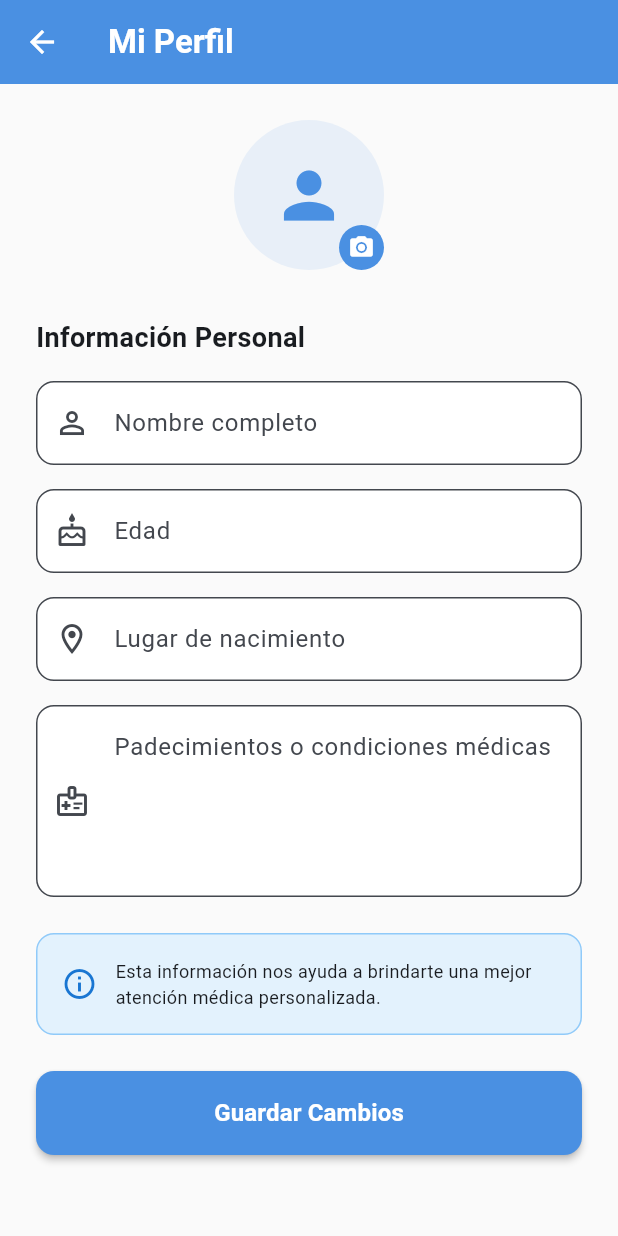
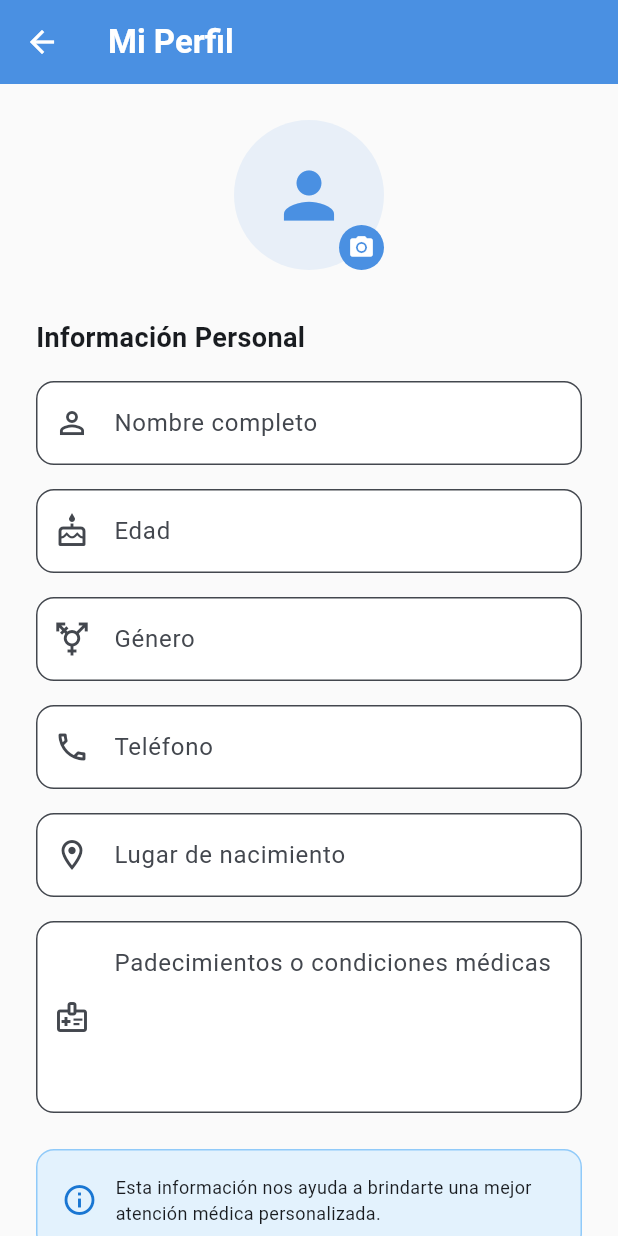
Before and after one commit to JJJEEEz/login_page, a Flutter app: the screen it shows once a user with an empty profile is signed in, item 3 of the bottom bar chosen, after a tap on "Perfil", on a phone screen of 412 x 824 dp. Run offline on Flutter 3.47's test engine with Material 3 defaults, Android fonts, the phone set to English and light mode, and no system bars; our stand-ins replace cloud_firestore, firebase_auth, firebase_core; accounts and stored records are empty.

Commit message:
feat: Enhance HomeContent and ProfileScreen with user data loading and input fields for phone and gender

```diff
--- a/lib/screens/home_screen.dart
+++ b/lib/screens/home_screen.dart
@@ -1,5 +1,6 @@
 import 'package:flutter/material.dart';
 import 'package:firebase_auth/firebase_auth.dart';
+import 'package:cloud_firestore/cloud_firestore.dart';
 import 'messages_screen.dart';
 import 'settings_screen.dart';
 
@@ -45,14 +46,58 @@ class _HomeScreenState extends State<HomeScreen> {
   }
 }
 
-class HomeContent extends StatelessWidget {
+class HomeContent extends StatefulWidget {
   const HomeContent({super.key});
 
   @override
+  State<HomeContent> createState() => _HomeContentState();
+}
+
+class _HomeContentState extends State<HomeContent> {
+  String _userName = 'Usuario';
+
+  @override
+  void initState() {
+    super.initState();
+    _loadUserName();
+  }
+
+  Future<void> _loadUserName() async {
+    final user = FirebaseAuth.instance.currentUser;
+    if (user != null) {
+      try {
+        final doc = await FirebaseFirestore.instance
+            .collection('usuarios')
+            .doc(user.uid)
+            .get(const GetOptions(source: Source.serverAndCache));
+
+        if (doc.exists && mounted) {
+          final data = doc.data();
+          if (data != null &&
+              data['nombre'] != null &&
+              data['nombre'].toString().isNotEmpty) {
+            setState(() {
+              _userName = data['nombre'];
+            });
+            return;
+          }
+        }
+      } catch (e) {
+        // Si hay error, usar fallback
+        print('Error al cargar nombre: $e');
+      }
+
+      // Fallback: usar email sin dominio
+      if (mounted) {
+        setState(() {
+          _userName = user.email?.split('@')[0] ?? 'Usuario';
+        });
+      }
+    }
+  }
+
+  @override
   Widget build(BuildContext context) {
-    final user = FirebaseAuth.instance.currentUser;
-    final userName = user?.email?.split('@')[0] ?? 'Usuario';
-
     return Scaffold(
       backgroundColor: Colors.grey[50],
       appBar: AppBar(
@@ -87,7 +132,7 @@ class HomeContent extends StatelessWidget {
                 crossAxisAlignment: CrossAxisAlignment.start,
                 children: [
                   Text(
-                    '¡Hola, $userName!',
+                    '¡Hola, $_userName!',
                     style: const TextStyle(
                       color: Colors.white,
                       fontSize: 28,
--- a/lib/screens/profile_screen.dart
+++ b/lib/screens/profile_screen.dart
@@ -14,6 +14,8 @@ class _ProfileScreenState extends State<ProfileScreen> {
   final _nameController = TextEditingController();
   final _ageController = TextEditingController();
   final _birthPlaceController = TextEditingController();
+  final _phoneController = TextEditingController();
+  final _genderController = TextEditingController();
   final _conditionsController = TextEditingController();
 
   bool _isLoading = false;
@@ -49,6 +51,8 @@ class _ProfileScreenState extends State<ProfileScreen> {
           _ageController.text = data['edad']?.toString() ?? '';
           _birthPlaceController.text = data['lugarNacimiento'] ?? '';
           _conditionsController.text = data['padecimientos'] ?? '';
+          _phoneController.text = data['telefono'] ?? '';
+          _genderController.text = data['genero'] ?? '';
 
           setState(() {
             _hasLoadError = false;
@@ -121,6 +125,8 @@ class _ProfileScreenState extends State<ProfileScreen> {
               'email': user.email,
               'nombre': _nameController.text.trim(),
               'edad': int.tryParse(_ageController.text) ?? 0,
+              'telefono': _phoneController.text.trim(),
+              'genero': _genderController.text.trim(),
               'lugarNacimiento': _birthPlaceController.text.trim(),
               'padecimientos': _conditionsController.text.trim(),
               'fechaActualizacion': FieldValue.serverTimestamp(),
@@ -332,6 +338,53 @@ class _ProfileScreenState extends State<ProfileScreen> {
 
                     const SizedBox(height: 16),
 
+                    // Género
+                    TextFormField(
+                      controller: _genderController,
+                      decoration: InputDecoration(
+                        labelText: 'Género',
+                        hintText: 'Ej: Masculino',
+                        prefixIcon: const Icon(Icons.transgender_outlined),
+                        border: OutlineInputBorder(
+                          borderRadius: BorderRadius.circular(12),
+                        ),
+                        filled: true,
+                        fillColor: Colors.white,
+                      ),
+                      validator: (value) {
+                        if (value == null || value.isEmpty) {
+                          return 'Por favor ingresa tu género';
+                        }
+                        return null;
+                      },
+                    ),
+
+                    const SizedBox(height: 16),
+
+                    // Teléfono
+                    TextFormField(
+                      controller: _phoneController,
+                      keyboardType: TextInputType.phone,
+                      decoration: InputDecoration(
+                        labelText: 'Teléfono',
+                        hintText: 'Ej: +52 99 9234 5678',
+                        prefixIcon: const Icon(Icons.phone_outlined),
+                        border: OutlineInputBorder(
+                          borderRadius: BorderRadius.circular(12),
+                        ),
+                        filled: true,
+                        fillColor: Colors.white,
+                      ),
+                      validator: (value) {
+                        if (value == null || value.isEmpty) {
+                          return 'Por favor ingresa tu número de teléfono';
+                        }
+                        return null;
+                      },
+                    ),
+
+                    const SizedBox(height: 16),
+
                     // Lugar de nacimiento
                     TextFormField(
                       controller: _birthPlaceController,
```
